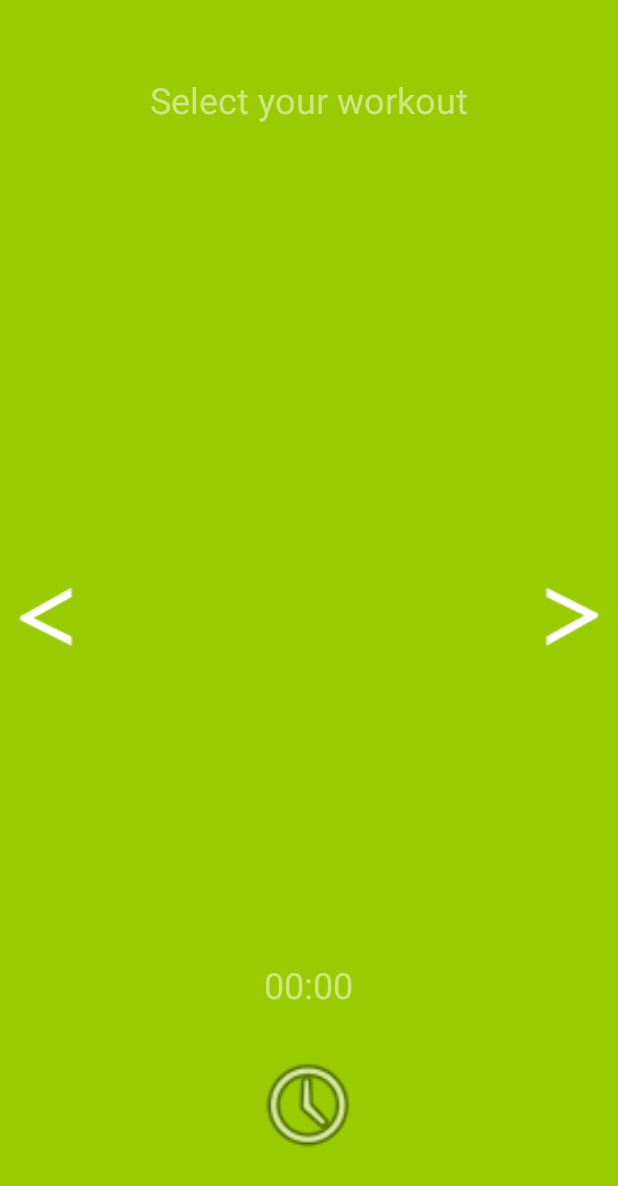
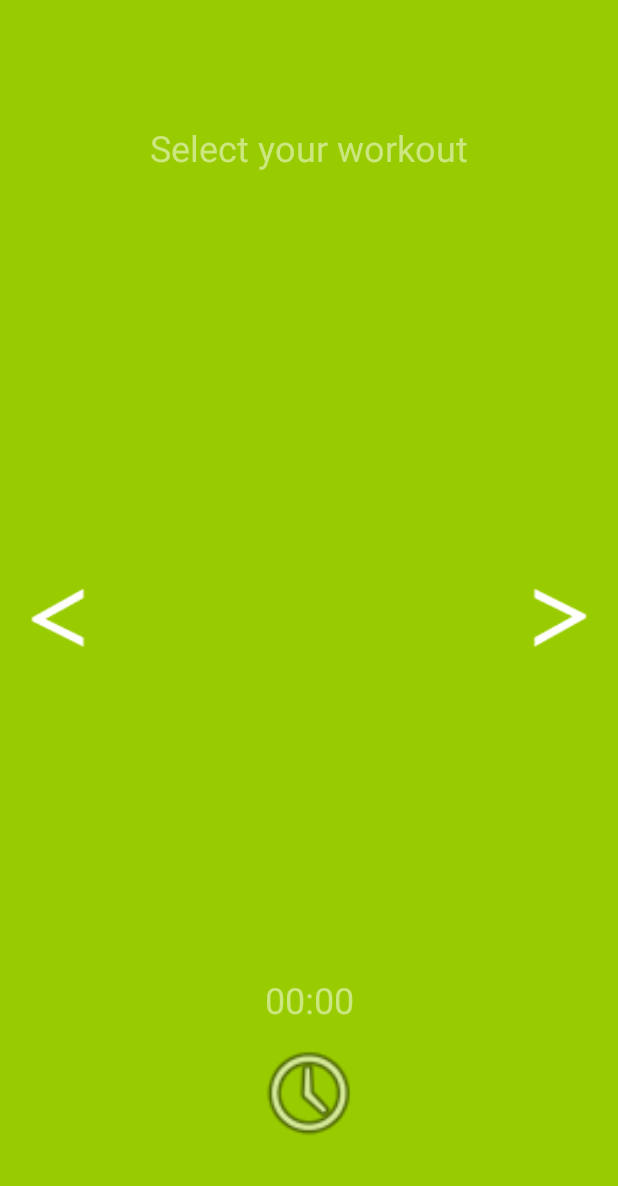
Before and after one commit to RobIsr/OneMoreRepFitness, an Android app: the screen it shows after launch (MainActivity), on a phone screen of 412 x 824 dp. Shown: the top 1186 px of the screen. Run offline under Robolectric (Android 15) with nearby library versions, the phone set to English and light mode, and no system bars; our stand-ins replace Firebase (no records; nobody signed in at launch, a user with empty details on screens opened directly); 1 statement that could not run was skipped.

Commit message:
Layout Redesign
Changed relative layouts to constraint layouts
Save and reset button moved right and left of clock icon

```diff
--- a/app/src/main/res/layout/activity_main.xml
+++ b/app/src/main/res/layout/activity_main.xml
@@ -1,5 +1,5 @@
 <?xml version="1.0" encoding="utf-8"?>
-<RelativeLayout xmlns:android="http://schemas.android.com/apk/res/android"
+<android.support.constraint.ConstraintLayout xmlns:android="http://schemas.android.com/apk/res/android"
     xmlns:app="http://schemas.android.com/apk/res-auto"
     xmlns:tools="http://schemas.android.com/tools"
     android:layout_width="match_parent"
@@ -14,7 +14,14 @@
         android:layout_alignParentLeft="true"
         android:layout_alignParentStart="true"
         android:layout_alignTop="@+id/nextWorkoutButton"
-        android:background="@drawable/arrow_left" />
+        android:layout_marginBottom="8dp"
+        android:layout_marginStart="8dp"
+        android:layout_marginTop="8dp"
+        android:background="@drawable/arrow_left"
+        app:layout_constraintBottom_toBottomOf="parent"
+        app:layout_constraintStart_toStartOf="parent"
+        app:layout_constraintTop_toTopOf="parent"
+        android:layout_marginLeft="8dp" />
 
     <ImageView
         android:id="@+id/nextWorkoutButton"
@@ -23,16 +30,31 @@
         android:layout_alignParentEnd="true"
         android:layout_alignParentRight="true"
         android:layout_centerVertical="true"
-        android:background="@drawable/right_arrow" />
+        android:layout_marginBottom="8dp"
+        android:layout_marginEnd="8dp"
+        android:layout_marginTop="8dp"
+        android:background="@drawable/right_arrow"
+        app:layout_constraintBottom_toBottomOf="parent"
+        app:layout_constraintEnd_toEndOf="parent"
+        app:layout_constraintTop_toTopOf="parent"
+        android:layout_marginRight="8dp" />
 
-    <RelativeLayout
-        android:layout_width="match_parent"
-        android:layout_height="match_parent"
+    <android.support.constraint.ConstraintLayout
+        android:layout_width="0dp"
+        android:layout_height="0dp"
         android:layout_alignParentLeft="true"
         android:layout_alignParentStart="true"
         android:layout_alignParentTop="true"
         android:layout_margin="50dp"
-        android:id="@+id/relativeLayout">
+        android:layout_marginBottom="8dp"
+        android:layout_marginEnd="8dp"
+        android:layout_marginStart="8dp"
+        android:layout_marginTop="8dp"
+        app:layout_constraintBottom_toBottomOf="parent"
+        app:layout_constraintEnd_toEndOf="parent"
+        app:layout_constraintHorizontal_bias="0.0"
+        app:layout_constraintStart_toStartOf="parent"
+        app:layout_constraintTop_toTopOf="parent">
 
         <TextView
             android:id="@+id/workoutTitleTextView"
@@ -40,9 +62,15 @@
             android:layout_height="wrap_content"
             android:layout_alignParentTop="true"
             android:layout_centerHorizontal="true"
+            android:layout_marginEnd="8dp"
+            android:layout_marginStart="8dp"
+            android:layout_marginTop="32dp"
             android:text="@string/workout_title"
             android:textColor="@color/SEMI_TRANSPARENT_WHITE"
-            android:textSize="24sp" />
+            android:textSize="24sp"
+            app:layout_constraintEnd_toEndOf="parent"
+            app:layout_constraintStart_toStartOf="parent"
+            app:layout_constraintTop_toTopOf="parent" />
 
         <TextView
             android:id="@+id/workoutTextView"
@@ -50,9 +78,71 @@
             android:layout_height="wrap_content"
             android:layout_centerHorizontal="true"
             android:layout_centerVertical="true"
+            android:layout_marginBottom="8dp"
+            android:layout_marginEnd="8dp"
+            android:layout_marginStart="8dp"
+            android:layout_marginTop="8dp"
+            android:gravity="start"
             android:lineSpacingExtra="10sp"
+            android:textAlignment="textStart"
             android:textColor="@android:color/white"
-            android:textSize="18sp" />
+            android:textSize="18sp"
+            app:layout_constraintBottom_toTopOf="@+id/chronometer3"
+            app:layout_constraintEnd_toEndOf="parent"
+            app:layout_constraintStart_toStartOf="parent"
+            app:layout_constraintTop_toBottomOf="@+id/workoutTitleTextView"/>
+
+        <Chronometer
+            android:id="@+id/chronometer3"
+            android:layout_width="wrap_content"
+            android:layout_height="wrap_content"
+            android:layout_above="@+id/timingButton"
+            android:layout_centerHorizontal="true"
+            android:layout_marginBottom="8dp"
+            android:layout_marginEnd="8dp"
+            android:layout_marginStart="8dp"
+            android:textColor="@color/SEMI_TRANSPARENT_WHITE"
+            android:textSize="24sp"
+            app:layout_constraintBottom_toTopOf="@+id/timingButton"
+            app:layout_constraintEnd_toEndOf="parent"
+            app:layout_constraintStart_toStartOf="parent" />
+
+        <TextView
+            android:id="@+id/resetButton"
+            android:layout_width="wrap_content"
+            android:layout_height="wrap_content"
+            android:layout_marginBottom="8dp"
+            android:layout_marginEnd="8dp"
+            android:layout_marginStart="8dp"
+            android:layout_marginTop="8dp"
+            android:text="Reset"
+            android:textColor="@android:color/white"
+            android:textSize="18sp"
+            android:visibility="invisible"
+            app:layout_constraintBottom_toBottomOf="parent"
+            app:layout_constraintEnd_toEndOf="parent"
+            app:layout_constraintStart_toEndOf="@+id/timingButton"
+            app:layout_constraintTop_toBottomOf="@+id/chronometer3" />
+
+        <TextView
+            android:id="@+id/saveButton"
+            android:layout_width="wrap_content"
+            android:layout_height="wrap_content"
+            android:layout_alignBottom="@+id/resetButton"
+            android:layout_marginBottom="8dp"
+            android:layout_marginEnd="8dp"
+            android:layout_marginStart="8dp"
+            android:layout_marginTop="8dp"
+            android:layout_toLeftOf="@+id/resetButton"
+            android:layout_toStartOf="@+id/resetButton"
+            android:text="Save"
+            android:textColor="@android:color/white"
+            android:textSize="18sp"
+            android:visibility="invisible"
+            app:layout_constraintBottom_toBottomOf="parent"
+            app:layout_constraintEnd_toStartOf="@+id/timingButton"
+            app:layout_constraintStart_toStartOf="parent"
+            app:layout_constraintTop_toBottomOf="@+id/chronometer3" />
 
         <ImageView
             android:id="@+id/timingButton"
@@ -60,49 +150,17 @@
             android:layout_height="75dp"
             android:layout_alignParentBottom="true"
             android:layout_centerHorizontal="true"
+            android:layout_marginBottom="8dp"
+            android:layout_marginEnd="8dp"
+            android:layout_marginStart="8dp"
             android:adjustViewBounds="true"
             android:cropToPadding="false"
             android:scaleType="fitXY"
+            app:layout_constraintBottom_toBottomOf="parent"
+            app:layout_constraintEnd_toEndOf="parent"
+            app:layout_constraintStart_toStartOf="parent"
             app:srcCompat="@android:drawable/ic_menu_recent_history" />
 
-        <Chronometer
-            android:id="@+id/chronometer3"
-            android:layout_width="wrap_content"
-            android:layout_height="wrap_content"
-            android:layout_above="@+id/timingButton"
-            android:layout_centerHorizontal="true"
-            android:layout_marginBottom="26dp"
-            android:textColor="@color/SEMI_TRANSPARENT_WHITE"
-            android:textSize="24sp" />
-    </RelativeLayout>
+    </android.support.constraint.ConstraintLayout>
 
-    <TextView
-        android:id="@+id/resetButton"
-        android:layout_width="wrap_content"
-        android:layout_height="wrap_content"
-        android:layout_marginTop="85dp"
-        android:text="Reset"
-        android:textColor="@android:color/white"
-        android:textSize="18sp"
-        android:visibility="invisible"
-        android:layout_marginRight="84dp"
-        android:layout_marginEnd="84dp"
-        android:layout_below="@+id/nextWorkoutButton"
-        android:layout_toLeftOf="@+id/nextWorkoutButton"
-        android:layout_toStartOf="@+id/nextWorkoutButton" />
-
-    <TextView
-        android:id="@+id/saveButton"
-        android:layout_width="wrap_content"
-        android:layout_height="wrap_content"
-        android:layout_alignBottom="@+id/resetButton"
-        android:layout_marginEnd="16dp"
-        android:layout_marginRight="16dp"
-        android:layout_toLeftOf="@+id/resetButton"
-        android:layout_toStartOf="@+id/resetButton"
-        android:text="Save"
-        android:textColor="@android:color/white"
-        android:textSize="18sp"
-        android:visibility="invisible" />
-
-</RelativeLayout>
+</android.support.constraint.ConstraintLayout>
```
